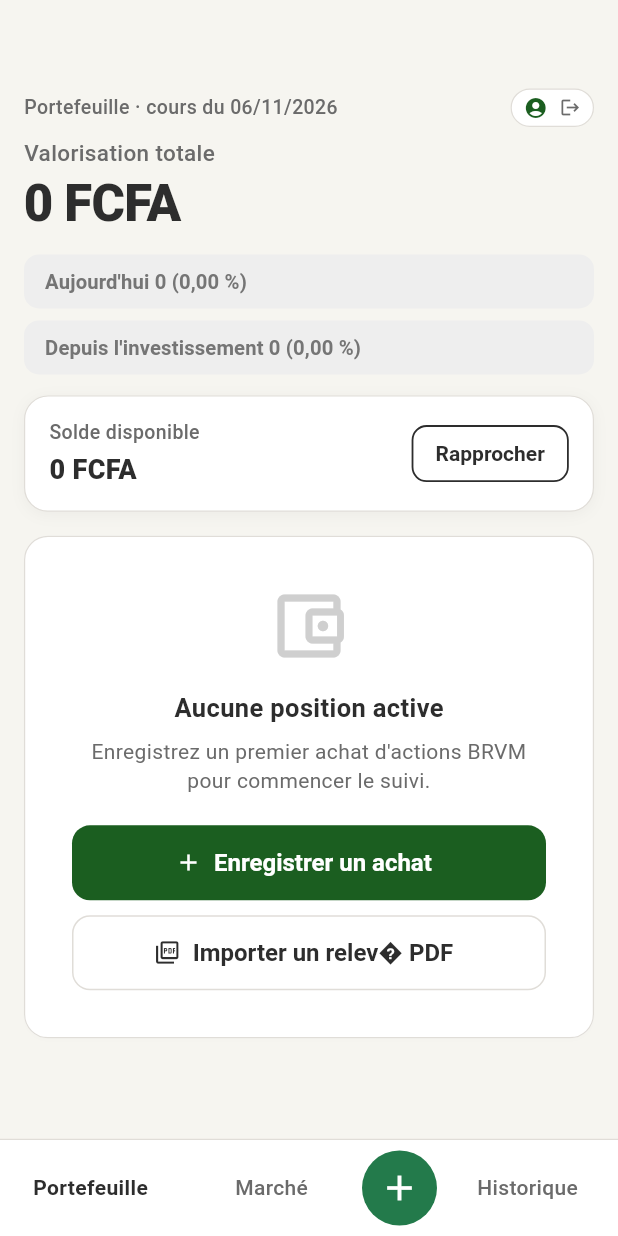
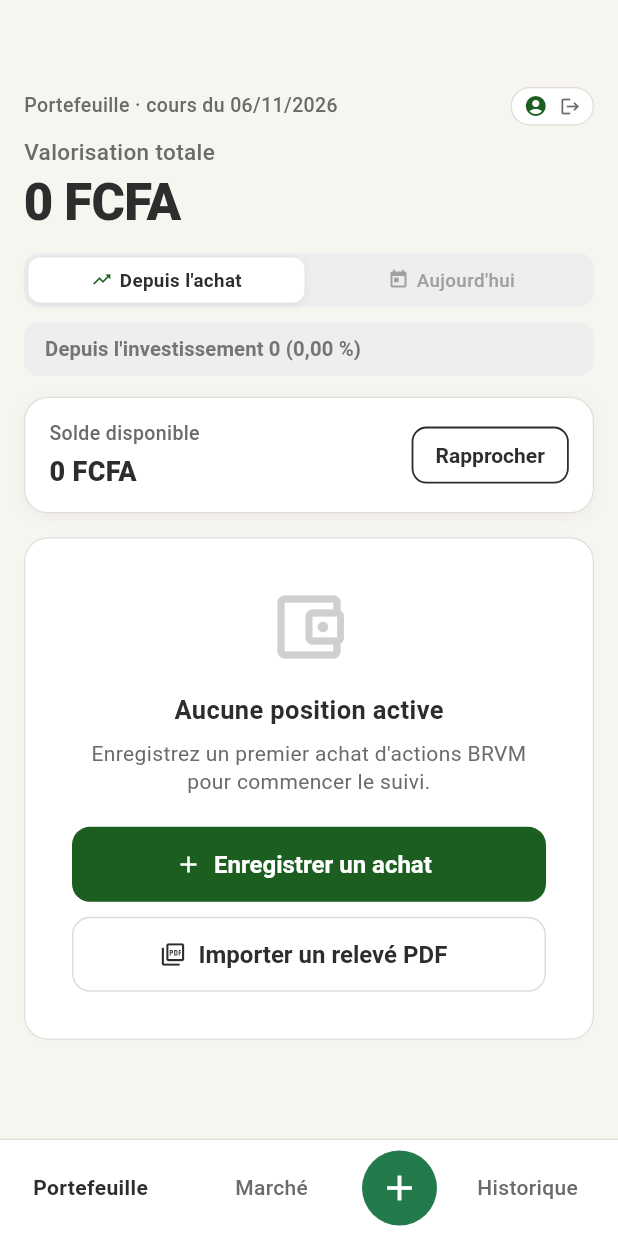
Before and after one commit to Aldoy5/BRVM-App, a Flutter app: the screen it shows once a user with an empty profile is signed in, on a phone screen of 412 x 824 dp. Run offline on Flutter 3.47's test engine with Material 3 defaults, Android fonts, the phone set to English and light mode, and no system bars; our stand-ins replace cloud_firestore, file_picker, firebase_auth, firebase_core, fl_chart, flutter_riverpod and 2 more; missing offline and left inert: syncfusion_flutter_pdf; accounts and stored records are empty; network calls fail.

Commit message:
feat(portfolio): commutateur Global/Séance pour basculer entre performance totale et performance du jour
- Ajout de PortfolioDisplayMode (total/session) avec NotifierProvider
- Toggle animé style iOS dans PortfolioSummaryCard (Depuis l'achat / Aujourd'hui)
- PositionListTile réactif au mode : affiche gain/perte total (vs PRU) ou journalier (vs veille)
- Barres de progression colorées selon le mode actif (vert gain, rouge perte)
- 0 erreur d'analyse, 71 tests passants

```diff
--- /dev/null
+++ b/brvm_portfolio/lib/features/portfolio/portfolio_display_mode.dart
@@ -0,0 +1,29 @@
+import 'package:flutter_riverpod/flutter_riverpod.dart';
+
+/// Mode d'affichage de la performance du portefeuille.
+enum PortfolioDisplayMode {
+  /// Performance globale (depuis l'achat / PRU).
+  total,
+
+  /// Performance de la séance (vs clôture de la veille).
+  session,
+}
+
+/// Notifier qui gère le mode d'affichage sélectionné (toggle Global / Séance).
+class PortfolioDisplayModeNotifier extends Notifier<PortfolioDisplayMode> {
+  @override
+  PortfolioDisplayMode build() => PortfolioDisplayMode.total;
+
+  void setMode(PortfolioDisplayMode mode) => state = mode;
+
+  void toggle() {
+    state = state == PortfolioDisplayMode.total
+        ? PortfolioDisplayMode.session
+        : PortfolioDisplayMode.total;
+  }
+}
+
+/// Provider du mode d'affichage du portefeuille.
+final portfolioDisplayModeProvider =
+    NotifierProvider<PortfolioDisplayModeNotifier, PortfolioDisplayMode>(
+        PortfolioDisplayModeNotifier.new);
--- a/brvm_portfolio/lib/features/portfolio/portfolio_screen.dart
+++ b/brvm_portfolio/lib/features/portfolio/portfolio_screen.dart
@@ -5,6 +5,7 @@ import 'package:go_router/go_router.dart';
 import '../../core/constants.dart';
 import '../market/market_providers.dart';
 import '../market/market_sync_service.dart';
+import 'portfolio_display_mode.dart';
 import 'portfolio_providers.dart';
 import 'widgets/portfolio_summary_card.dart';
 import 'widgets/position_list_tile.dart';
@@ -20,6 +21,7 @@ class PortfolioScreen extends ConsumerWidget {
 
     final summary = ref.watch(portfolioSummaryProvider);
     final positions = ref.watch(portfolioPositionsProvider);
+    final displayMode = ref.watch(portfolioDisplayModeProvider);
 
     // Maintien des références aux providers existants
     ref.watch(currentSessionStatusProvider);
@@ -38,7 +40,7 @@ class PortfolioScreen extends ConsumerWidget {
               child: Column(
                 crossAxisAlignment: CrossAxisAlignment.stretch,
                 children: [
-                  // Synthèse du portefeuille : en-tête épuré, pills de gains, solde disponible
+                  // Synthèse du portefeuille : en-tête épuré, toggle, pill de gains, solde disponible
                   PortfolioSummaryCard(summary: summary),
                   const SizedBox(height: 16),
 
@@ -61,6 +63,7 @@ class PortfolioScreen extends ConsumerWidget {
                             PositionListTile(
                               position: positions[i],
                               portfolioTotalValuation: summary.totalValuation,
+                              displayMode: displayMode,
                               showDivider: i < positions.length - 1,
                               onTap: () => context.push('/stock/${positions[i].stockCode}'),
                             ),
@@ -122,7 +125,7 @@ class PortfolioScreen extends ConsumerWidget {
             OutlinedButton.icon(
               onPressed: () => context.push('/import-statement'),
               icon: const Icon(Icons.picture_as_pdf_outlined, size: 18),
-              label: const Text('Importer un relev� PDF'),
+              label: const Text('Importer un relevé PDF'),
             ),
           ],
         ),
@@ -131,7 +134,7 @@ class PortfolioScreen extends ConsumerWidget {
   }
 }
 
-/// Banni�re compacte d'import PDF dans la carte des positions
+/// Bannière compacte d'import PDF dans la carte des positions
 class _ImportBanner extends StatelessWidget {
   final VoidCallback onTap;
   const _ImportBanner({required this.onTap});
@@ -151,7 +154,7 @@ class _ImportBanner extends StatelessWidget {
             SizedBox(width: 8),
             Expanded(
               child: Text(
-                'Importer un relev� de compte BICI Bourse',
+                'Importer un relevé de compte BICI Bourse',
                 style: TextStyle(
                   fontSize: 13,
                   color: AppColors.primary,
--- a/brvm_portfolio/lib/features/portfolio/widgets/portfolio_summary_card.dart
+++ b/brvm_portfolio/lib/features/portfolio/widgets/portfolio_summary_card.dart
@@ -8,6 +8,7 @@ import '../../../core/formatters.dart';
 import '../../../core/models/portfolio_summary.dart';
 import '../../auth/auth_providers.dart';
 import '../../history/history_providers.dart';
+import '../portfolio_display_mode.dart';
 
 /// En-tête et synthèse financière du portefeuille selon le mockup épuré
 class PortfolioSummaryCard extends ConsumerWidget {
@@ -103,6 +104,7 @@ class PortfolioSummaryCard extends ConsumerWidget {
   Widget build(BuildContext context, WidgetRef ref) {
     final dateStr = DateFormat('dd/MM/yyyy').format(summary.marketDate);
     final user = ref.watch(currentUserProvider);
+    final displayMode = ref.watch(portfolioDisplayModeProvider);
 
     return Column(
       crossAxisAlignment: CrossAxisAlignment.start,
@@ -190,17 +192,21 @@ class PortfolioSummaryCard extends ConsumerWidget {
         ),
         const SizedBox(height: 14),
 
-        // Deux bannières/pills vertes pour les gains
+        // Commutateur Global / Séance (toggle animé style iOS)
+        _buildDisplayModeToggle(ref),
+        const SizedBox(height: 10),
+
+        // Pill de performance dynamique selon le mode sélectionné
         _buildGainPill(
-          label: "Aujourd'hui",
-          amount: summary.dailyGainLoss,
-          percent: summary.dailyGainLossPercent,
-        ),
-        const SizedBox(height: 8),
-        _buildGainPill(
-          label: "Depuis l'investissement",
-          amount: summary.totalGainLoss,
-          percent: summary.totalGainLossPercent,
+          label: displayMode == PortfolioDisplayMode.session
+              ? "Aujourd'hui"
+              : "Depuis l'investissement",
+          amount: displayMode == PortfolioDisplayMode.session
+              ? summary.dailyGainLoss
+              : summary.totalGainLoss,
+          percent: displayMode == PortfolioDisplayMode.session
+              ? summary.dailyGainLossPercent
+              : summary.totalGainLossPercent,
         ),
         const SizedBox(height: 14),
 
@@ -271,6 +277,89 @@ class PortfolioSummaryCard extends ConsumerWidget {
     );
   }
 
+  /// Construit le commutateur à bascule « Depuis l'achat » / « Aujourd'hui ».
+  Widget _buildDisplayModeToggle(WidgetRef ref) {
+    final mode = ref.watch(portfolioDisplayModeProvider);
+    return Container(
+      height: 36,
+      decoration: BoxDecoration(
+        color: AppColors.neutralLight,
+        borderRadius: BorderRadius.circular(10),
+      ),
+      child: Row(
+        children: [
+          _buildToggleButton(
+            ref: ref,
+            label: "Depuis l'achat",
+            icon: Icons.trending_up,
+            mode: PortfolioDisplayMode.total,
+            isSelected: mode == PortfolioDisplayMode.total,
+          ),
+          _buildToggleButton(
+            ref: ref,
+            label: "Aujourd'hui",
+            icon: Icons.today,
+            mode: PortfolioDisplayMode.session,
+            isSelected: mode == PortfolioDisplayMode.session,
+          ),
+        ],
+      ),
+    );
+  }
+
+  Widget _buildToggleButton({
+    required WidgetRef ref,
+    required String label,
+    required IconData icon,
+    required PortfolioDisplayMode mode,
+    required bool isSelected,
+  }) {
+    return Expanded(
+      child: GestureDetector(
+        onTap: () => ref.read(portfolioDisplayModeProvider.notifier).setMode(mode),
+        child: AnimatedContainer(
+          duration: const Duration(milliseconds: 200),
+          curve: Curves.easeInOut,
+          margin: const EdgeInsets.all(3),
+          decoration: BoxDecoration(
+            color: isSelected ? Colors.white : Colors.transparent,
+            borderRadius: BorderRadius.circular(8),
+            boxShadow: isSelected
+                ? [
+                    BoxShadow(
+                      color: Colors.black.withValues(alpha: 0.08),
+                      blurRadius: 4,
+                      offset: const Offset(0, 1),
+                    ),
+                  ]
+                : null,
+          ),
+          alignment: Alignment.center,
+          child: Row(
+            mainAxisAlignment: MainAxisAlignment.center,
+            mainAxisSize: MainAxisSize.min,
+            children: [
+              Icon(
+                icon,
+                size: 14,
+                color: isSelected ? AppColors.primary : AppColors.textTertiary,
+              ),
+              const SizedBox(width: 5),
+              Text(
+                label,
+                style: TextStyle(
+                  fontSize: 12.5,
+                  fontWeight: isSelected ? FontWeight.w700 : FontWeight.w500,
+                  color: isSelected ? AppColors.textPrimary : AppColors.textTertiary,
+                ),
+              ),
+            ],
+          ),
+        ),
+      ),
+    );
+  }
+
   Widget _buildGainPill({
     required String label,
     required int amount,
--- a/brvm_portfolio/lib/features/portfolio/widgets/position_list_tile.dart
+++ b/brvm_portfolio/lib/features/portfolio/widgets/position_list_tile.dart
@@ -3,16 +3,18 @@ import 'package:intl/intl.dart';
 import '../../../core/constants.dart';
 import '../../../core/formatters.dart';
 import '../../../core/models/position.dart';
+import '../portfolio_display_mode.dart';
 
 /// Ligne d'affichage d'une position détenue dans le portefeuille.
 /// Présente :
 /// - Le ticker, le nombre de titres et le nom du titre
 /// - La valorisation actuelle
-/// - La plus-value / moins-value totale (latente) en montant et % (vert/rouge)
+/// - La plus-value / moins-value (totale ou journalière selon le mode) en montant et % (vert/rouge)
 /// - Le poids du titre dans le portefeuille avec une barre de progression colorée (vert/rouge).
 class PositionListTile extends StatelessWidget {
   final Position position;
   final int portfolioTotalValuation;
+  final PortfolioDisplayMode displayMode;
   final VoidCallback? onTap;
   final bool showDivider;
 
@@ -20,6 +22,7 @@ class PositionListTile extends StatelessWidget {
     super.key,
     required this.position,
     this.portfolioTotalValuation = 0,
+    this.displayMode = PortfolioDisplayMode.total,
     this.onTap,
     this.showDivider = true,
   });
@@ -35,11 +38,14 @@ class PositionListTile extends StatelessWidget {
 
   @override
   Widget build(BuildContext context) {
-    final totalGainLoss = position.totalGainLoss;
-    final totalGainLossPct = position.totalGainLossPercent;
+    final isSession = displayMode == PortfolioDisplayMode.session;
 
-    final isGain = totalGainLoss > 0;
-    final isLoss = totalGainLoss < 0;
+    // Gain/Perte à afficher : total (vs PRU) ou journalier (vs veille)
+    final gainLoss = isSession ? position.dailyGainLoss : position.totalGainLoss;
+    final gainLossPct = isSession ? position.dailyVariation : position.totalGainLossPercent;
+
+    final isGain = gainLoss > 0;
+    final isLoss = gainLoss < 0;
 
     // Couleur financière : vert si gain, rouge si perte, gris neutre si équilibré
     final Color statusColor = isGain
@@ -47,8 +53,8 @@ class PositionListTile extends StatelessWidget {
         : (isLoss ? AppColors.loss : AppColors.neutral);
 
     // Formatage de la plus-value / moins-value
-    final String gainLossStr = AppFormatters.formatVariationAmount(totalGainLoss);
-    final String gainLossPctStr = AppFormatters.formatPercentWithSign(totalGainLossPct);
+    final String gainLossStr = AppFormatters.formatVariationAmount(gainLoss);
+    final String gainLossPctStr = AppFormatters.formatPercentWithSign(gainLossPct);
 
     // Formatage du poids (ex: "15,2 %")
     final String weightStr = '${NumberFormat('0.0', 'fr_FR').format(weightPercent)} %';
@@ -117,7 +123,7 @@ class PositionListTile extends StatelessWidget {
                     ),
                     const SizedBox(width: 12),
 
-                    // Droite : Valorisation actuelle et Gain / Perte total
+                    // Droite : Valorisation actuelle et Gain / Perte (selon le mode)
                     Column(
                       crossAxisAlignment: CrossAxisAlignment.end,
                       children: [
```
